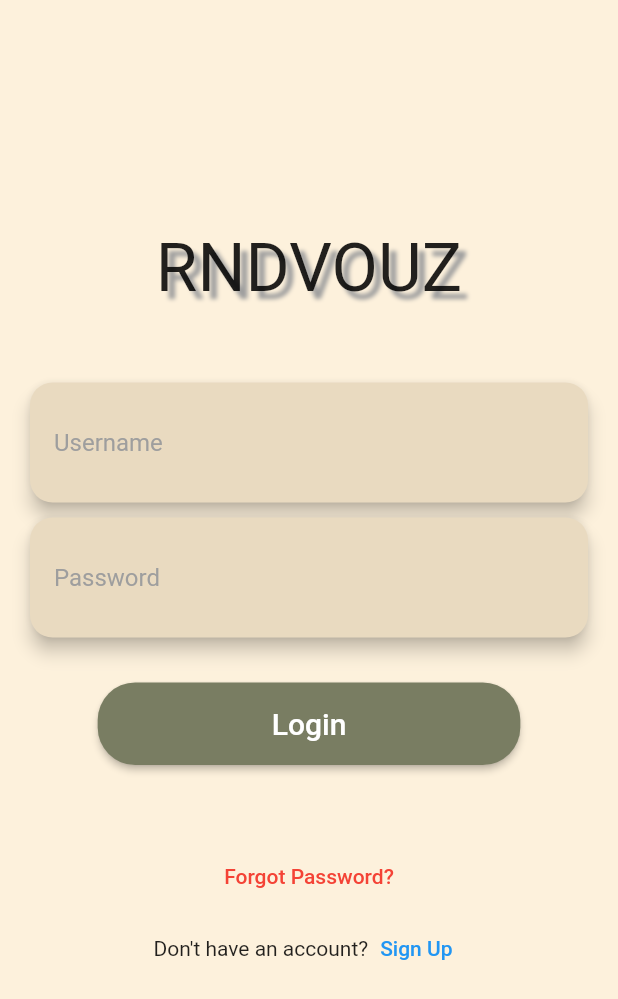
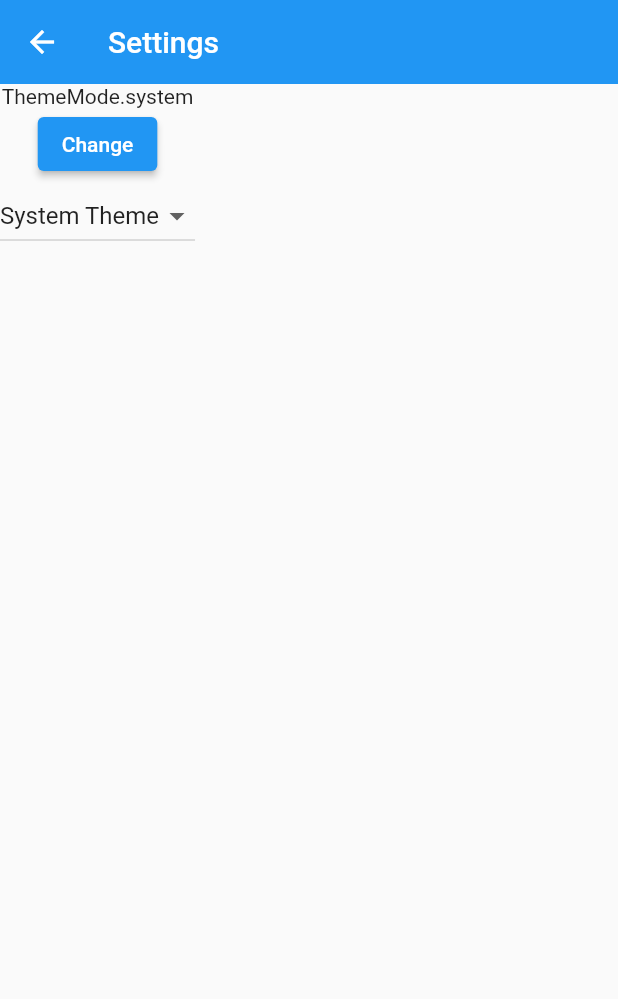
Before and after one commit to rndvouz/rndvouz_mobile_app, a Flutter app: the screen it shows after launch, on a phone screen of 412 x 824 dp. Shown: the top 999 px of the screen. Run offline on Flutter 3.47's test engine with Material 2 defaults, Android fonts, the phone set to English and light mode, and no system bars; our stand-ins replace expandable_text, flutter_riverpod, numberpicker; accounts and stored records are empty; Roboto replaces fonts that are missing (RobotoMono).

Commit message:
made settings page and got light/dark mode theme to work with riverpod

```diff
--- a/app/lib/app.dart
+++ b/app/lib/app.dart
@@ -1,57 +1,27 @@
 import 'package:app/home_screen/home_bottom_nav_bar.dart';
-import 'package:app/login_page.dart';
+import 'package:app/main.dart';
+import 'package:app/settings.dart';
+import 'package:flutter_riverpod/flutter_riverpod.dart';
+import 'app_theme.dart';
 
 import 'package:flutter/material.dart';
 
-import 'colors.dart';
-
-final ThemeData _appTheme = _buildAppTheme();
-
-ThemeData _buildAppTheme() {
-  final ThemeData base = ThemeData.light();
-  return base.copyWith(
-    colorScheme: base.colorScheme.copyWith(
-      primary: colorGreen1,
-      secondary: colorBrown1,
-      error: errorRed,
-    ),
-    useMaterial3: false,
-    splashColor: Colors.transparent,
-    highlightColor: Colors.transparent,
-    hoverColor: Colors.transparent,
-    scaffoldBackgroundColor: colorCream1,
-    appBarTheme: AppBarTheme(
-      backgroundColor: colorCream1,
-      titleTextStyle: TextStyle(
-        color: Colors.black,
-      ),
-    ),
-    bottomNavigationBarTheme: BottomNavigationBarThemeData(
-      backgroundColor: colorGreen1,
-    ),
-    cardTheme: CardTheme(
-      color: colorCream2,
-    ),
-    elevatedButtonTheme: ElevatedButtonThemeData(
-        style: ButtonStyle(
-            shape: MaterialStateProperty.all<RoundedRectangleBorder>(
-                RoundedRectangleBorder(
-      borderRadius: BorderRadius.circular(25.0),
-    )))),
-  );
-}
-
-class RndvouzApp extends StatelessWidget {
-  const RndvouzApp({Key? key}) : super(key: key);
+class RndvouzApp extends ConsumerWidget {
+  RndvouzApp({Key? key}) : super(key: key);
 
   @override
-  Widget build(BuildContext context) {
+  Widget build(BuildContext context, WidgetRef ref) {
+    final curThemeMode = ref.watch(curThemeModeStateProvider);
+
     return MaterialApp(
       title: 'Rndvouz App',
       initialRoute: '/login',
-      theme: _appTheme,
+      theme: AppTheme.lightTheme,
+      darkTheme: AppTheme.darkTheme,
+      themeMode: curThemeMode,
       routes: {
-        '/login': (BuildContext context) => LoginPage(),
+        //'/login': (BuildContext context) => LoginPage(),
+        '/login': (BuildContext context) => Settings(),
         '/': (BuildContext context) => const HomeBottomNavBar(),
       },
     );
--- /dev/null
+++ b/app/lib/app_theme.dart
@@ -0,0 +1,50 @@
+import 'package:flutter/material.dart';
+
+import 'colors.dart';
+
+
+class AppTheme {
+  static final ThemeData lightTheme = _buildAppTheme('light');
+  static final ThemeData darkTheme = _buildAppTheme('dark');
+}
+
+ThemeData _buildAppTheme(String mode) {
+  late ThemeData base;
+
+  if (mode == 'light') {
+    base = ThemeData.light();
+  } else if (mode == 'dark') {
+    base = ThemeData.dark();
+  }
+
+  return base.copyWith(
+    // colorScheme: base.colorScheme.copyWith(
+    //   primary: colorGreen1,
+    //   secondary: colorBrown1,
+    //   error: errorRed,
+    // ),
+    // useMaterial3: false,
+    // splashColor: Colors.transparent,
+    // highlightColor: Colors.transparent,
+    // hoverColor: Colors.transparent,
+    // scaffoldBackgroundColor: colorCream1,
+    // appBarTheme: AppBarTheme(
+    //   backgroundColor: colorCream1,
+    //   titleTextStyle: TextStyle(
+    //     color: Colors.black,
+    //   ),
+    // ),
+    // bottomNavigationBarTheme: BottomNavigationBarThemeData(
+    //   backgroundColor: colorGreen1,
+    // ),
+    // cardTheme: CardTheme(
+    //   color: colorCream2,
+    // ),
+    // elevatedButtonTheme: ElevatedButtonThemeData(
+    //     style: ButtonStyle(
+    //         shape: MaterialStateProperty.all<RoundedRectangleBorder>(
+    //             RoundedRectangleBorder(
+    //   borderRadius: BorderRadius.circular(25.0),
+    // )))),
+  );
+}
--- a/app/lib/main.dart
+++ b/app/lib/main.dart
@@ -1,6 +1,12 @@
 import 'package:flutter/material.dart';
+import 'package:flutter_riverpod/flutter_riverpod.dart';
+
 import 'app.dart';
 
+ThemeMode curThemeMode = ThemeMode.system;
+
+final curThemeModeStateProvider = StateProvider<ThemeMode>((ref) => curThemeMode);
+
 void main() {
-  runApp(const RndvouzApp());
+  runApp(ProviderScope(child: RndvouzApp()));
 }
--- /dev/null
+++ b/app/lib/settings.dart
@@ -0,0 +1,56 @@
+import 'package:app/main.dart';
+
+import 'package:flutter/material.dart';
+import 'package:flutter_riverpod/flutter_riverpod.dart';
+import 'dart:developer' as developer;
+
+class Settings extends ConsumerWidget {
+  Settings({Key? key}) : super(key: key);
+
+  @override
+  Widget build(BuildContext context, WidgetRef ref) {
+    final curTheme = ref.watch(curThemeModeStateProvider);
+
+    return Scaffold(
+      appBar: AppBar(
+        elevation: 0,
+        title: Text('Settings'),
+      ),
+      body: SafeArea(
+        child: Column(
+          children: [
+            Text(curTheme.toString()),
+            ElevatedButton(
+                onPressed: () {
+                  ref.read(curThemeModeStateProvider.notifier).state =
+                      curTheme == ThemeMode.light
+                          ? ThemeMode.dark
+                          : ThemeMode.light;
+                },
+                child: Text('Change')),
+            DropdownButton<ThemeMode>(
+              value: curTheme,
+              items: const [
+                DropdownMenuItem(
+                  value: ThemeMode.system,
+                  child: Text('System Theme'),
+                ),
+                DropdownMenuItem(
+                  value: ThemeMode.light,
+                  child: Text('Light Theme'),
+                ),
+                DropdownMenuItem(
+                  value: ThemeMode.dark,
+                  child: Text('Dark Theme'),
+                )
+              ],
+              onChanged: (value) {
+                ref.read(curThemeModeStateProvider.notifier).state = value!;
+              },
+            ),
+          ],
+        ),
+      ),
+    );
+  }
+}
--- a/app/pubspec.yaml
+++ b/app/pubspec.yaml
@@ -30,6 +30,7 @@ environment:
 dependencies:
   flutter:
     sdk: flutter
+  flutter_riverpod: ^2.3.6
 
 
   # The following adds the Cupertino Icons font to your application.
```
Also changed, not shown: app/pubspec.lock.
